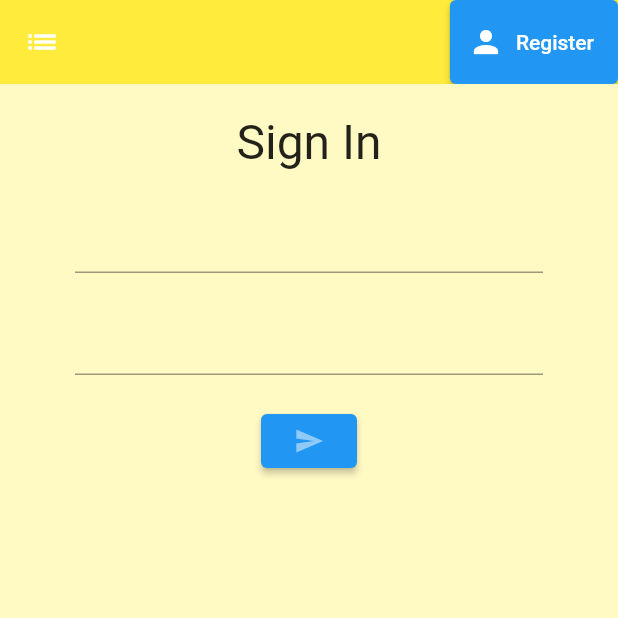
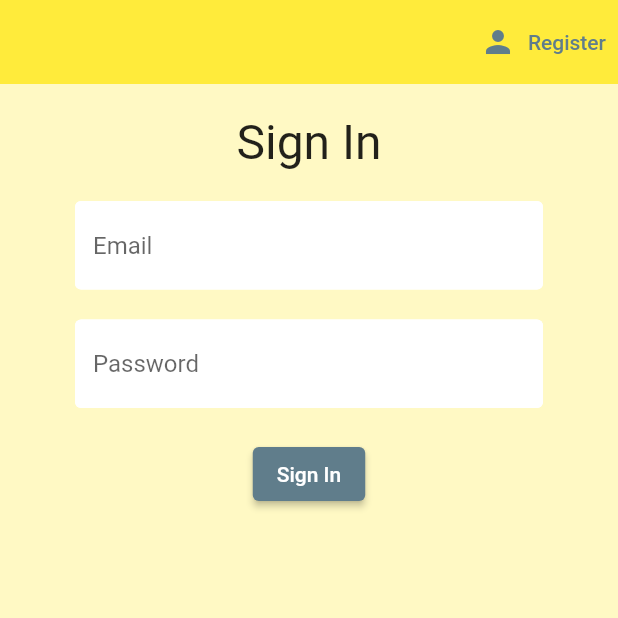
Before and after one commit to fabianrk52/deal, a Flutter app: the screen it shows after launch, on a phone screen of 412 x 824 dp, the top half of it. Run offline on Flutter 3.47's test engine with Material 2 defaults, Android fonts, the phone set to English and light mode, and no system bars; our stand-ins replace firebase_auth, firebase_core; accounts and stored records are empty.

Commit message:
adding constants.dart for design

```diff
--- a/lib/main.dart
+++ b/lib/main.dart
@@ -23,7 +23,7 @@ class MyApp extends StatelessWidget {
         child: MaterialApp(
           title: 'Flutter Demo',
           theme: ThemeData(
-            primarySwatch: Colors.blue,
+            primarySwatch: Colors.blueGrey,
           ),
           home: const Wrapper(),
         ));
--- a/lib/screens/authenticate/sign_in.dart
+++ b/lib/screens/authenticate/sign_in.dart
@@ -1,5 +1,6 @@
 import 'package:flutter/material.dart';
 import 'package:deal/services/auth.dart';
+import 'package:deal/shared/constants.dart';
 
 class SignIn extends StatefulWidget {
   const SignIn({Key? key, this.toggleView}) : super(key: key);
@@ -25,9 +26,8 @@ class _SignInState extends State<SignIn> {
       appBar: AppBar(
         backgroundColor: Colors.yellow[500],
         elevation: 0.0,
-        title: const Icon(Icons.list),
         actions: [
-          ElevatedButton.icon(
+          TextButton.icon(
               onPressed: widget.toggleView,
               icon: const Icon(Icons.person),
               label: const Text("Register"))
@@ -45,6 +45,7 @@ class _SignInState extends State<SignIn> {
                 ),
                 const SizedBox(height: 20.0),
                 TextFormField(
+                  decoration: textInputDecoration.copyWith(hintText: "Email"),
                   validator: (val) => val!.isEmpty ? "Enter an email" : null,
                   onChanged: (val) {
                     setState(() => email = val);
@@ -52,6 +53,8 @@ class _SignInState extends State<SignIn> {
                 ),
                 const SizedBox(height: 20.0),
                 TextFormField(
+                  decoration:
+                      textInputDecoration.copyWith(hintText: "Password"),
                   obscureText: true,
                   validator: (val) =>
                       val!.length < 6 ? "Enter a password 6+ chars" : null,
@@ -61,11 +64,7 @@ class _SignInState extends State<SignIn> {
                 ),
                 const SizedBox(height: 20.0),
                 ElevatedButton(
-                    child: Icon(
-                      Icons.send,
-                      size: 20.0,
-                      color: Colors.blue[200],
-                    ),
+                    child: const Text("Sign In"),
                     onPressed: () async {
                       if (_formkey.currentState!.validate()) {
                         dynamic result = await _auth.signIn(email, password);
--- /dev/null
+++ b/lib/shared/constants.dart
@@ -0,0 +1,12 @@
+import 'package:flutter/material.dart';
+
+const textInputDecoration = InputDecoration(
+  fillColor: Colors.white,
+  filled: true,
+  enabledBorder: OutlineInputBorder(
+    borderSide: BorderSide(color: Colors.white, width: 2.0),
+  ),
+  focusedBorder: OutlineInputBorder(
+    borderSide: BorderSide(color: Colors.yellow, width: 2.0),
+  ),
+);
```
Also changed, not shown: lib/screens/authenticate/register.dart (+6 -7 lines).
